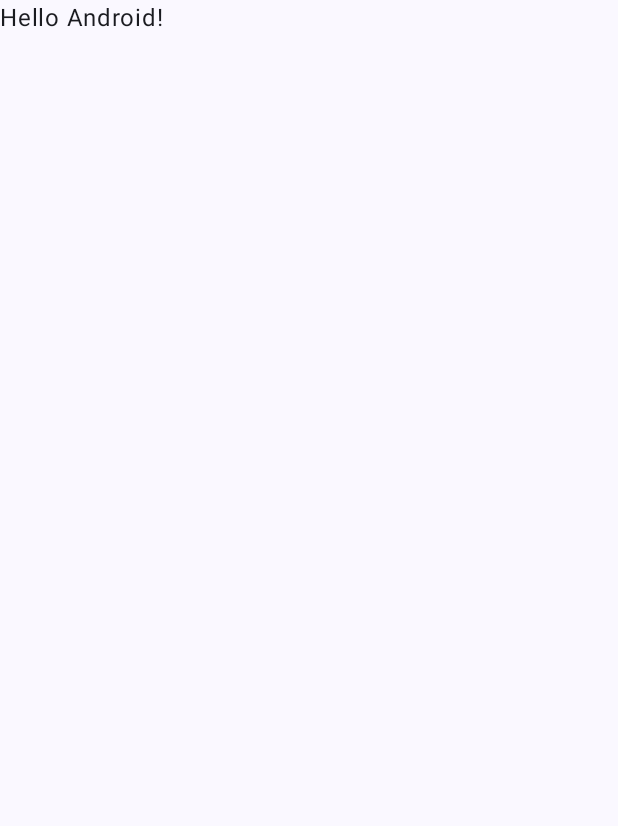
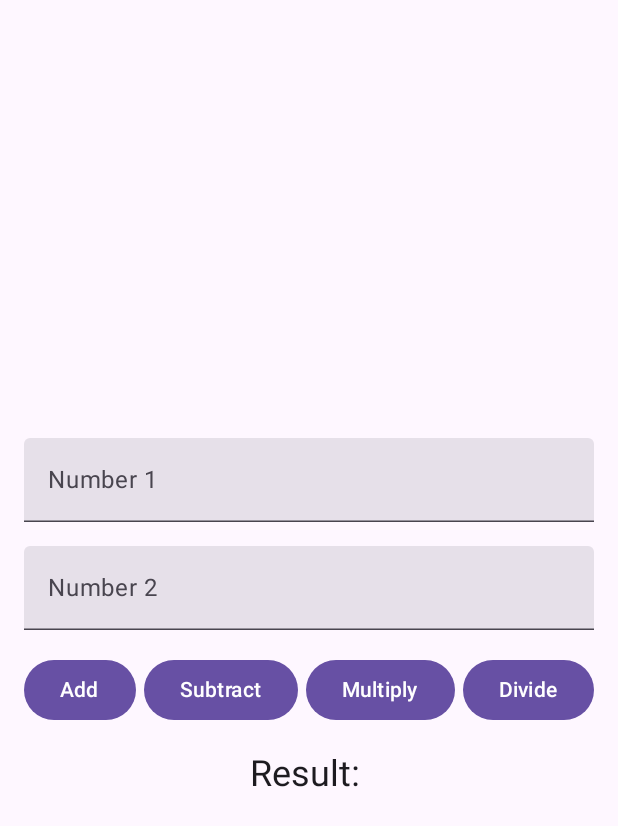
Before and after one commit to KauaGrathwohl/exercicios-solucoes-mobile-satc, an Android app built with Jetpack Compose: the screen it shows after launch (MainActivity), on a phone screen of 412 x 824 dp. Before the commit the part shown is almost empty. Shown: the top 826 px of the screen. Run offline under Robolectric (Android 15) with nearby library versions, the phone set to English and light mode, and no system bars.

Commit message:
Implementando calculadora básica - Exercícios Soluções Mobile

```diff
--- a/app/src/main/java/com/example/exercicios_solucoes_mobile_satc/MainActivity.kt
+++ b/app/src/main/java/com/example/exercicios_solucoes_mobile_satc/MainActivity.kt
@@ -3,45 +3,23 @@ package com.example.exercicios_solucoes_mobile_satc
 import android.os.Bundle
 import androidx.activity.ComponentActivity
 import androidx.activity.compose.setContent
-import androidx.activity.enableEdgeToEdge
-import androidx.compose.foundation.layout.fillMaxSize
-import androidx.compose.foundation.layout.padding
-import androidx.compose.material3.Scaffold
-import androidx.compose.material3.Text
-import androidx.compose.runtime.Composable
-import androidx.compose.ui.Modifier
-import androidx.compose.ui.tooling.preview.Preview
-import com.example.exercicios_solucoes_mobile_satc.ui.theme.Exercicios_solucoes_mobile_satcTheme
+import androidx.compose.material3.MaterialTheme
+import androidx.compose.material3.Surface
+import com.example.exercicios_solucoes_mobile_satc.calculator.Calculator
+import com.example.exercicios_solucoes_mobile_satc.calculator.CalculatorUI
 
 class MainActivity : ComponentActivity() {
+
     override fun onCreate(savedInstanceState: Bundle?) {
         super.onCreate(savedInstanceState)
-        enableEdgeToEdge()
+        val calculator = Calculator()
+
         setContent {
-            Exercicios_solucoes_mobile_satcTheme {
-                Scaffold(modifier = Modifier.fillMaxSize()) { innerPadding ->
-                    Greeting(
-                        name = "Android",
-                        modifier = Modifier.padding(innerPadding)
-                    )
+            MaterialTheme {
+                Surface {
+                    CalculatorUI(calculator)
                 }
             }
         }
     }
 }
-
-@Composable
-fun Greeting(name: String, modifier: Modifier = Modifier) {
-    Text(
-        text = "Hello $name!",
-        modifier = modifier
-    )
-}
-
-@Preview(showBackground = true)
-@Composable
-fun GreetingPreview() {
-    Exercicios_solucoes_mobile_satcTheme {
-        Greeting("Android")
-    }
-}
--- /dev/null
+++ b/app/src/main/java/com/example/exercicios_solucoes_mobile_satc/calculator/Calculator.kt
@@ -0,0 +1,21 @@
+package com.example.exercicios_solucoes_mobile_satc.calculator
+
+class Calculator {
+
+    fun add(a: Double, b: Double): Double {
+        return a + b
+    }
+
+    fun subtract(a: Double, b: Double): Double {
+        return a - b
+    }
+
+    fun multiply(a: Double, b: Double): Double {
+        return a * b
+    }
+
+    fun divide(a: Double, b: Double): Double {
+        if (b == 0.0) throw IllegalArgumentException("Não pode dividir números por zero!")
+        return a / b
+    }
+}
--- /dev/null
+++ b/app/src/main/java/com/example/exercicios_solucoes_mobile_satc/calculator/CalculatorUI.kt
@@ -0,0 +1,77 @@
+package com.example.exercicios_solucoes_mobile_satc.calculator
+
+import androidx.compose.foundation.layout.*
+import androidx.compose.material3.*
+import androidx.compose.runtime.*
+import androidx.compose.ui.Alignment
+import androidx.compose.ui.Modifier
+import androidx.compose.ui.text.input.TextFieldValue
+import androidx.compose.ui.unit.dp
+
+@Composable
+fun CalculatorUI(calculator: Calculator) {
+
+    var number1 by remember { mutableStateOf(TextFieldValue("")) }
+    var number2 by remember { mutableStateOf(TextFieldValue("")) }
+    var result by remember { mutableStateOf("") }
+
+    Column(
+        modifier = Modifier
+            .fillMaxSize()
+            .padding(16.dp),
+        verticalArrangement = Arrangement.Center,
+        horizontalAlignment = Alignment.CenterHorizontally
+    ) {
+        TextField(
+            value = number1,
+            onValueChange = { number1 = it },
+            label = { Text("Number 1") },
+            modifier = Modifier.fillMaxWidth()
+        )
+
+        Spacer(modifier = Modifier.height(16.dp))
+
+        TextField(
+            value = number2,
+            onValueChange = { number2 = it },
+            label = { Text("Number 2") },
+            modifier = Modifier.fillMaxWidth()
+        )
+
+        Spacer(modifier = Modifier.height(16.dp))
+
+        Row(modifier = Modifier.fillMaxWidth(), horizontalArrangement = Arrangement.SpaceBetween) {
+            Button(onClick = {
+                result = calculator.add(number1.text.toDouble(), number2.text.toDouble()).toString()
+            }) {
+                Text("Add")
+            }
+
+            Button(onClick = {
+                result = calculator.subtract(number1.text.toDouble(), number2.text.toDouble()).toString()
+            }) {
+                Text("Subtract")
+            }
+
+            Button(onClick = {
+                result = calculator.multiply(number1.text.toDouble(), number2.text.toDouble()).toString()
+            }) {
+                Text("Multiply")
+            }
+
+            Button(onClick = {
+                result = try {
+                    calculator.divide(number1.text.toDouble(), number2.text.toDouble()).toString()
+                } catch (e: IllegalArgumentException) {
+                    "Error"
+                }
+            }) {
+                Text("Divide")
+            }
+        }
+
+        Spacer(modifier = Modifier.height(16.dp))
+
+        Text(text = "Result: $result", style = MaterialTheme.typography.headlineSmall)
+    }
+}
```
